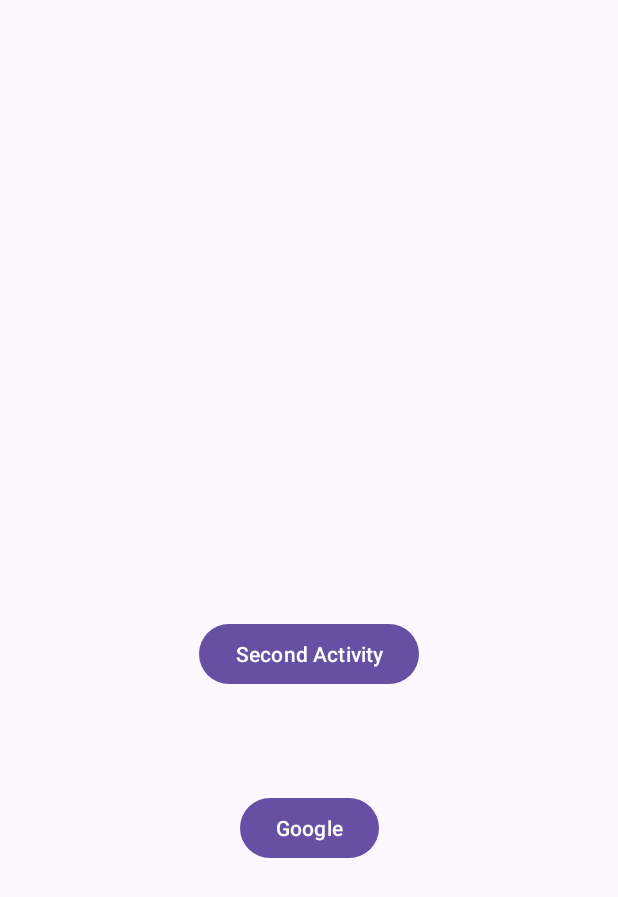
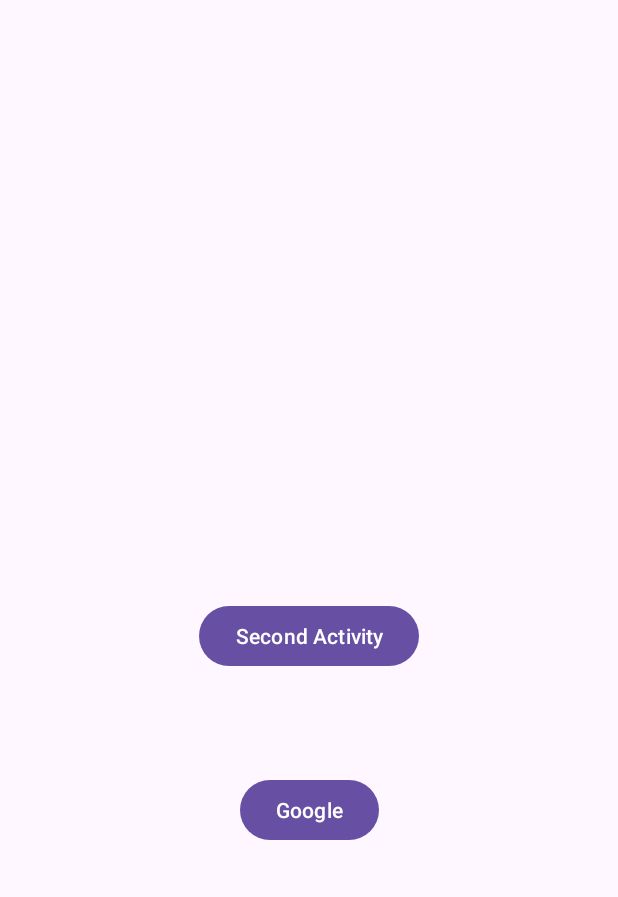
Before and after one commit to VaclavTuma/TutorialAppPart2, an Android app: the screen it shows after launch (MainActivity), on a phone screen of 412 x 824 dp. Shown: the top 897 px of the screen. Run offline under Robolectric (Android 15) with nearby library versions, the phone set to English and light mode, and no system bars.

Commit message:
first commit

```diff
--- a/app/src/main/res/layout/activity_main.xml
+++ b/app/src/main/res/layout/activity_main.xml
@@ -17,7 +17,7 @@
         app:layout_constraintEnd_toEndOf="parent"
         app:layout_constraintStart_toStartOf="parent"
         app:layout_constraintTop_toTopOf="parent"
-        app:layout_constraintVertical_bias="0.486" />
+        app:layout_constraintVertical_bias="0.469" />
 
     <Button
         android:id="@+id/googleBtn"
```
